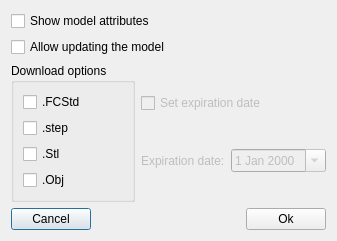
Ondsel-Development/Ondsel-Lens-Addon, file SharingLinkEditDialog.ui: the form before one commit.
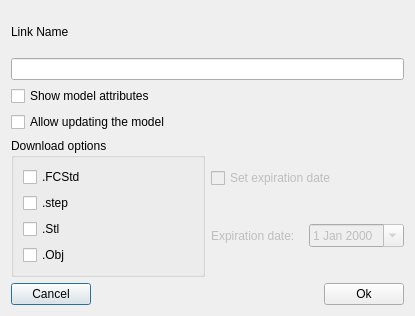
The form after the commit.

What changed in the file:
```diff
--- a/SharingLinkEditDialog.ui
+++ b/SharingLinkEditDialog.ui
@@ -2,10 +2,28 @@
 <ui version="4.0">
   <class>SharingLinkEditDialog</class>
   <widget class="QDialog" name="SharingLinkEditDialog">
+  <property name="geometry">
+   <rect>
+    <x>0</x>
+    <y>0</y>
+    <width>415</width>
+    <height>316</height>
+   </rect>
+  </property>
     <property name="windowTitle">
       <string>Sharing Link Settings</string>
     </property>
           <layout class="QVBoxLayout">
+   <item>
+    <widget class="QLabel" name="label">
+     <property name="text">
+      <string>Link Name</string>
+     </property>
+    </widget>
+   </item>
+   <item>
+    <widget class="QLineEdit" name="linkName"/>
+   </item>
             <item>
              <widget class="QCheckBox" name="canViewModelAttributesCheckBox">
               <property name="text">
@@ -110,6 +128,12 @@
               </item>
 			  <item>
                <spacer name="horizontalSpacer">
+       <property name="sizePolicy">
+        <sizepolicy hsizetype="MinimumExpanding" vsizetype="Minimum">
+         <horstretch>0</horstretch>
+         <verstretch>0</verstretch>
+        </sizepolicy>
+       </property>
                 <property name="orientation">
                  <enum>Qt::Horizontal</enum>
                 </property>
@@ -119,9 +143,6 @@
                   <height>20</height>
                  </size>
                 </property>
-                <property name="sizePolicy">
-                 <SizePolicy hsizetype="MinimumExpanding" vsizetype="Minimum"/>
-                </property>
                </spacer>
 				</item>
               <item>
```
Left out of the diff: 26 changed lines with no effect on the pictures. Lines whose indentation alone changed are shown as unchanged.
